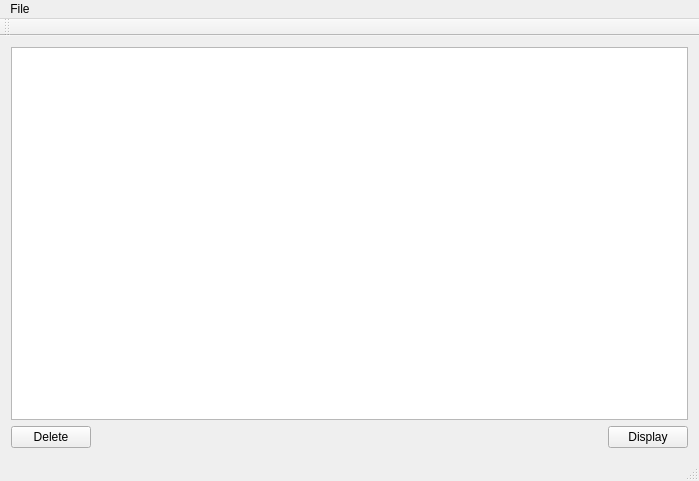
Old version of the form mainwindow.ui in the repository pierre-amadio/co-character-generator.
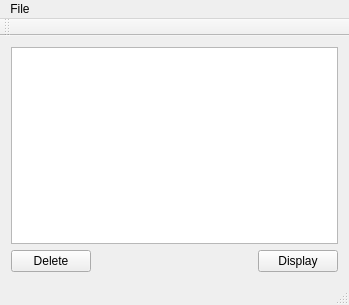
New version of the form.

What changed in the file:
```diff
--- a/mainwindow.ui
+++ b/mainwindow.ui
@@ -6,8 +6,8 @@
    <rect>
     <x>0</x>
     <y>0</y>
-    <width>699</width>
-    <height>481</height>
+    <width>349</width>
+    <height>305</height>
    </rect>
   </property>
   <property name="windowTitle">
@@ -56,7 +56,7 @@
     <rect>
      <x>0</x>
      <y>0</y>
-     <width>699</width>
+     <width>349</width>
      <height>25</height>
     </rect>
    </property>
```
